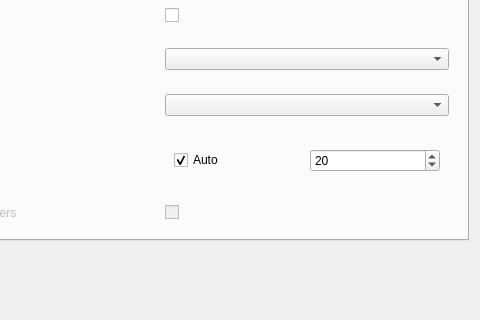
Above: src/napari_clusters_plotter/plotter_inputs.ui from BiAPoL/napari-clusters-plotter before the change; both pictures show x 156 to 636 and y 93 to 413 of the 636 by 672 pixel window. Below: the same form after it.
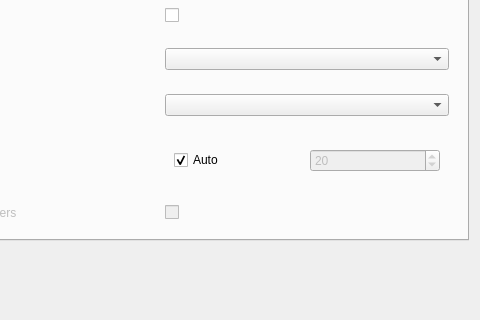
That is the form after the change. The open tabs and pages were chosen to show the change.

Commit message: Start manual bins disabled (as auto bins checkbox starts checked)

Diff of the .ui file:
```diff
--- a/src/napari_clusters_plotter/plotter_inputs.ui
+++ b/src/napari_clusters_plotter/plotter_inputs.ui
@@ -194,7 +194,7 @@
              <item>
               <widget class="QSpinBox" name="n_bins_box">
                <property name="enabled">
-                <bool>true</bool>
+                <bool>false</bool>
                </property>
                <property name="minimum">
                 <number>1</number>
```
